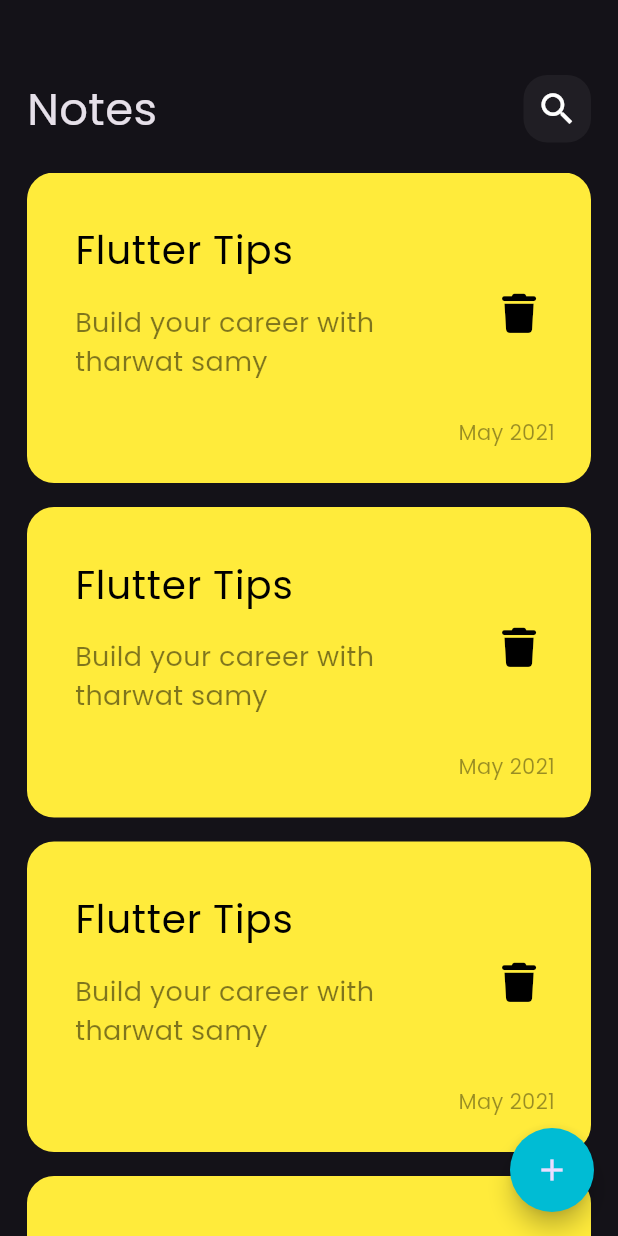
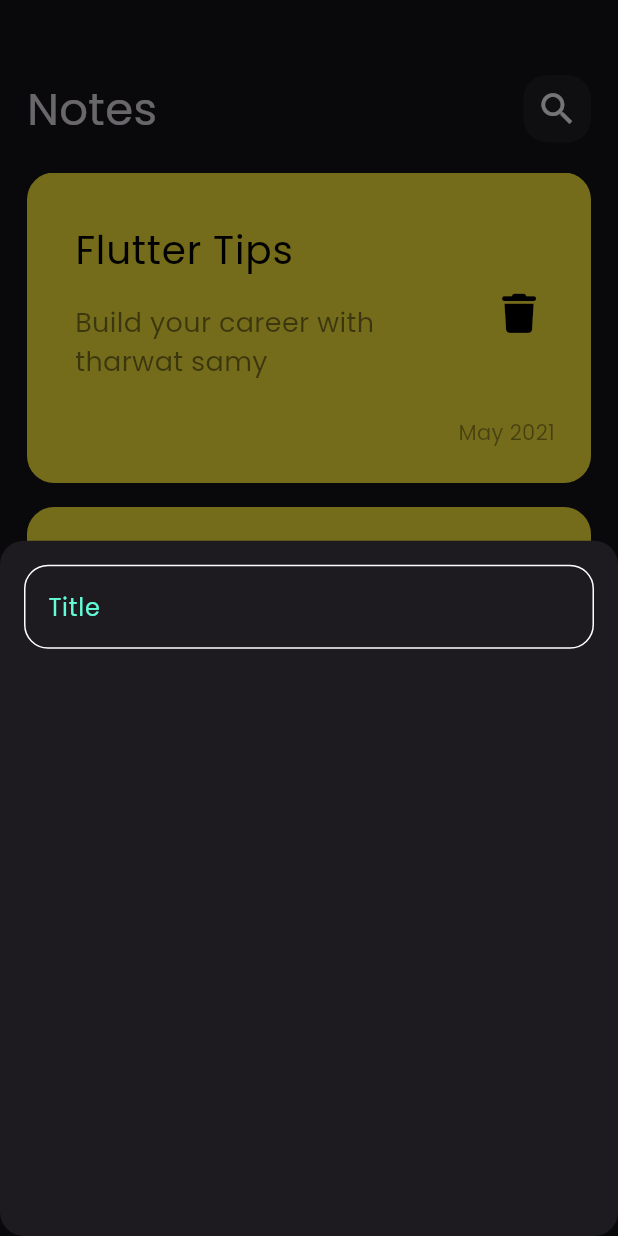
Before and after one commit to Afwra/flutter_notes_app_tharwat_samy, a Flutter app: the screen it shows after launch, after a tap on the "add" icon, on a phone screen of 412 x 824 dp. Run offline on Flutter 3.47's test engine with Material 3 defaults, Android fonts, the phone set to English and light mode, and no system bars; our stand-ins replace font_awesome_flutter.

Commit message:
created custom text field

```diff
--- /dev/null
+++ b/lib/constants.dart
@@ -0,0 +1,3 @@
+import 'package:flutter/material.dart';
+
+const kPrimaryColor = Color(0xff62fcd7);
--- a/lib/views/notes_view.dart
+++ b/lib/views/notes_view.dart
@@ -1,4 +1,5 @@
 import 'package:flutter/material.dart';
+import 'package:notes_app/views/widgets/custom_bottom_sheet.dart';
 import 'package:notes_app/views/widgets/notes_view_body.dart';
 
 class NotesView extends StatelessWidget {
@@ -9,7 +10,17 @@ class NotesView extends StatelessWidget {
     return Scaffold(
       body: const NotesViewBody(),
       floatingActionButton: FloatingActionButton(
-        onPressed: () {},
+        onPressed: () {
+          showModalBottomSheet(
+            shape: RoundedRectangleBorder(
+              borderRadius: BorderRadius.circular(16),
+            ),
+            context: context,
+            builder: (context) {
+              return CustomBottomSheet();
+            },
+          );
+        },
         backgroundColor: Colors.cyan,
         shape: const CircleBorder(),
         child: const Icon(Icons.add),
--- /dev/null
+++ b/lib/views/widgets/custom_bottom_sheet.dart
@@ -0,0 +1,18 @@
+import 'package:flutter/material.dart';
+import 'package:notes_app/views/widgets/custom_text_field.dart';
+
+class CustomBottomSheet extends StatelessWidget {
+  const CustomBottomSheet({super.key});
+
+  @override
+  Widget build(BuildContext context) {
+    return Padding(
+      padding: const EdgeInsets.all(16.0),
+      child: Column(
+        children: [
+          CustomTextField(),
+        ],
+      ),
+    );
+  }
+}
--- /dev/null
+++ b/lib/views/widgets/custom_text_field.dart
@@ -0,0 +1,28 @@
+import 'package:flutter/material.dart';
+import 'package:notes_app/constants.dart';
+
+class CustomTextField extends StatelessWidget {
+  const CustomTextField({super.key});
+
+  @override
+  Widget build(BuildContext context) {
+    return TextField(
+      cursorColor: kPrimaryColor,
+      decoration: InputDecoration(
+          hintText: 'Title',
+          hintStyle: const TextStyle(color: kPrimaryColor),
+          border: getInputBorder(),
+          enabledBorder: getInputBorder(),
+          focusedBorder: getInputBorder(borderColor: kPrimaryColor)),
+    );
+  }
+
+  OutlineInputBorder getInputBorder({Color borderColor = Colors.white}) {
+    return OutlineInputBorder(
+      borderRadius: BorderRadius.circular(16),
+      borderSide: BorderSide(
+        color: borderColor,
+      ),
+    );
+  }
+}
--- a/lib/views/widgets/notes_list_view.dart
+++ b/lib/views/widgets/notes_list_view.dart
@@ -6,14 +6,17 @@ class NotesListView extends StatelessWidget {
 
   @override
   Widget build(BuildContext context) {
-    return ListView.builder(
-      itemBuilder: (context, index) => const Padding(
-        padding: EdgeInsets.only(
-          bottom: 16,
+    return Padding(
+      padding: const EdgeInsets.only(bottom: 4.0),
+      child: ListView.builder(
+        itemBuilder: (context, index) => const Padding(
+          padding: EdgeInsets.only(
+            bottom: 16,
+          ),
+          child: NoteItem(),
         ),
-        child: NoteItem(),
+        itemCount: 5,
       ),
-      itemCount: 5,
     );
   }
 }
```
